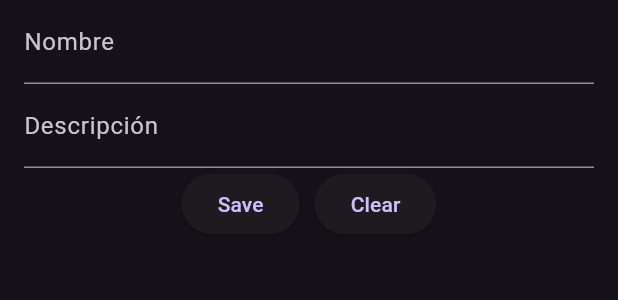
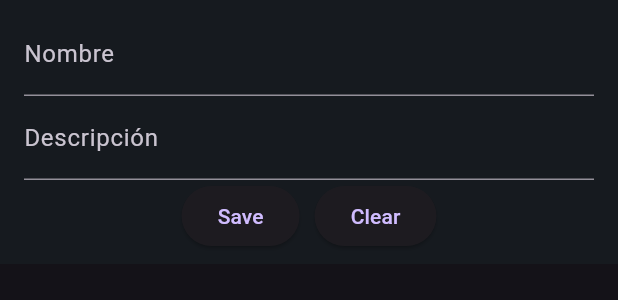
Before and after one commit to alva1612/herc-app, a Flutter app: the NewExerciseForm widget shown alone on an empty page, opened directly, on a phone screen of 412 x 824 dp. Shown: the top 300 px of the screen. Run offline on Flutter 3.47's test engine with Material 3 defaults, Android fonts, the phone set to English and light mode, and no system bars; our stand-ins replace dio; network calls fail.

Commit message:
history full & widget separation

```diff
--- a/lib/main.dart
+++ b/lib/main.dart
@@ -101,6 +101,7 @@ class _MyHomePageState extends State<MyHomePage> {
               child: Container(
                 padding: EdgeInsets.only(top: 10),
                 margin: EdgeInsets.only(top: 24),
+                color: Color.fromRGBO(25, 33, 38, 1),
                 child: page,
               ),
             ),
--- a/lib/presentation/widgets/new_exercise_widget.dart
+++ b/lib/presentation/widgets/new_exercise_widget.dart
@@ -24,15 +24,15 @@ class _NewExerciseFormState extends State<NewExerciseForm> {
     var setName = formState.setName;
     var create = formState.createExercise;
     var clear = formState.clear;
-    return Padding(
-      padding: EdgeInsets.symmetric(horizontal: 16),
+    return Container(
+      padding: EdgeInsets.symmetric(horizontal: 16, vertical: 8),
+      color: Color.fromRGBO(25, 33, 38, 0.5),
       child: Column(
         mainAxisAlignment: MainAxisAlignment.center,
         mainAxisSize: MainAxisSize.min,
         children: [
           TextFormField(
             decoration: InputDecoration(labelText: "Nombre"),
-            keyboardType: TextInputType.number,
             onChanged: (event) {
               try {
                 setName(event);
@@ -43,7 +43,6 @@ class _NewExerciseFormState extends State<NewExerciseForm> {
           ),
           TextFormField(
             decoration: InputDecoration(labelText: "Descripción"),
-            keyboardType: TextInputType.number,
             onChanged: (event) {
               try {
                 setDescription(event);
```
Also changed, not shown: lib/config/helpers/get_sessions.dart (+10 -1 lines), lib/presentation/screens/add_session_screen.dart (+36 -3 lines), lib/presentation/screens/history_screen.dart (+1 -6 lines). Lines whose indentation alone changed are shown as unchanged.
